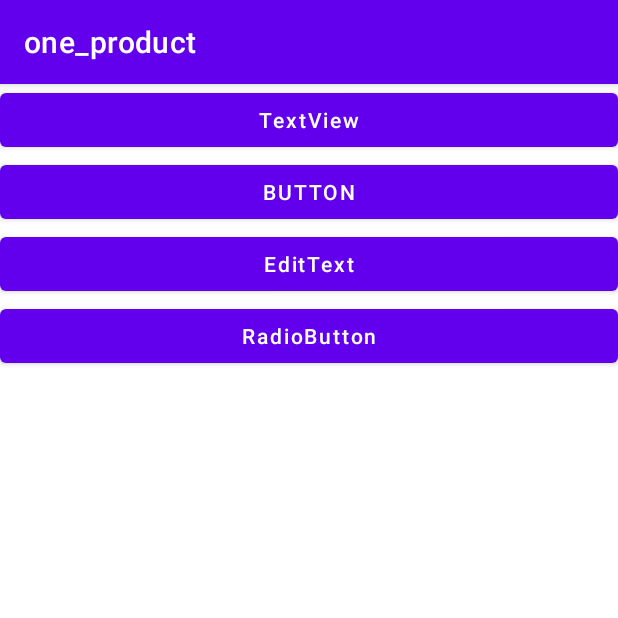
After one commit to chenmin18yidong/android, an Android app: the RadioButtonActivity screen opened directly, with no data from a screen before it, on a phone screen of 412 x 824 dp, the top half of it. The commit adds this screen. Run offline under Robolectric (Android 15) with nearby library versions, the phone set to English and light mode, and no system bars.

Commit message:
2021.03.29

```diff
--- a/android_product/app/src/main/AndroidManifest.xml
+++ b/android_product/app/src/main/AndroidManifest.xml
@@ -9,6 +9,7 @@
         android:roundIcon="@mipmap/ic_launcher_round"
         android:supportsRtl="true"
         android:theme="@style/Theme.One_product">
+        <activity android:name=".RadioButtonActivity"></activity>
         <activity android:name=".MainActivity">
             <intent-filter>
                 <action android:name="android.intent.action.MAIN" />
--- /dev/null
+++ b/android_product/app/src/main/java/com/example/one_product/RadioButtonActivity.java
@@ -0,0 +1,14 @@
+package com.example.one_product;
+
+import androidx.appcompat.app.AppCompatActivity;
+
+import android.os.Bundle;
+
+public class RadioButtonActivity extends AppCompatActivity {
+
+    @Override
+    protected void onCreate(Bundle savedInstanceState) {
+        super.onCreate(savedInstanceState);
+        setContentView(R.layout.activity_radio_button2);
+    }
+}
--- /dev/null
+++ b/android_product/app/src/main/res/layout/activity_radio_button2.xml
@@ -0,0 +1,34 @@
+<?xml version="1.0" encoding="utf-8"?>
+<LinearLayout xmlns:android="http://schemas.android.com/apk/res/android"
+    xmlns:app="http://schemas.android.com/apk/res-auto"
+    xmlns:tools="http://schemas.android.com/tools"
+    android:layout_width="match_parent"
+    android:layout_height="match_parent"
+    tools:context=".RadioButtonActivity"
+    android:orientation="vertical">
+
+    <Button
+        android:layout_width="match_parent"
+        android:layout_height="wrap_content"
+        android:id="@+id/textView"
+        android:text="TextView"
+        android:textAllCaps="false"/>
+    <Button
+        android:layout_width="match_parent"
+        android:layout_height="wrap_content"
+        android:id="@+id/btn_button"
+        android:text="BUTTON"
+        android:textAllCaps="false"/>
+    <Button
+        android:layout_width="match_parent"
+        android:layout_height="wrap_content"
+        android:id="@+id/btn_editText"
+        android:text="EditText"
+        android:textAllCaps="false"/>
+    <Button
+        android:layout_width="match_parent"
+        android:layout_height="wrap_content"
+        android:id="@+id/btn_radiobutton"
+        android:text="RadioButton"
+        android:textAllCaps="false"/>
+</LinearLayout>
```
Also changed, not shown: android_product/app/src/main/java/com/example/one_product/MainActivity.java (+16 -0 lines), android_product/app/src/main/res/layout/activity_main.xml (+26 -7 lines).
